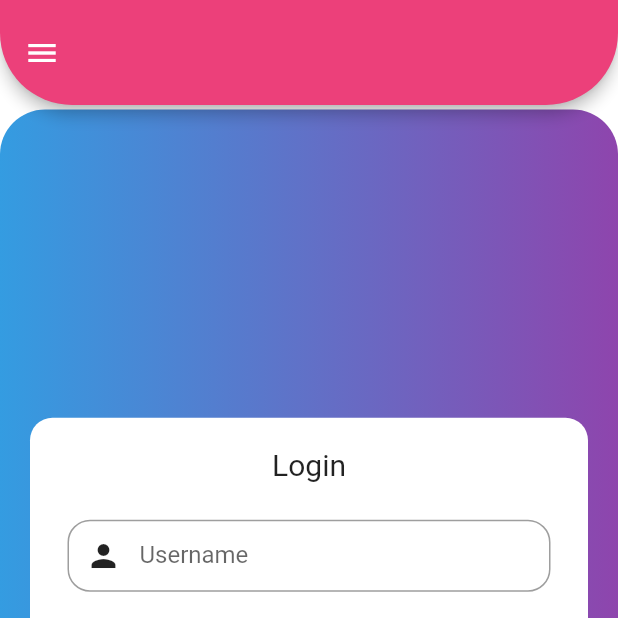
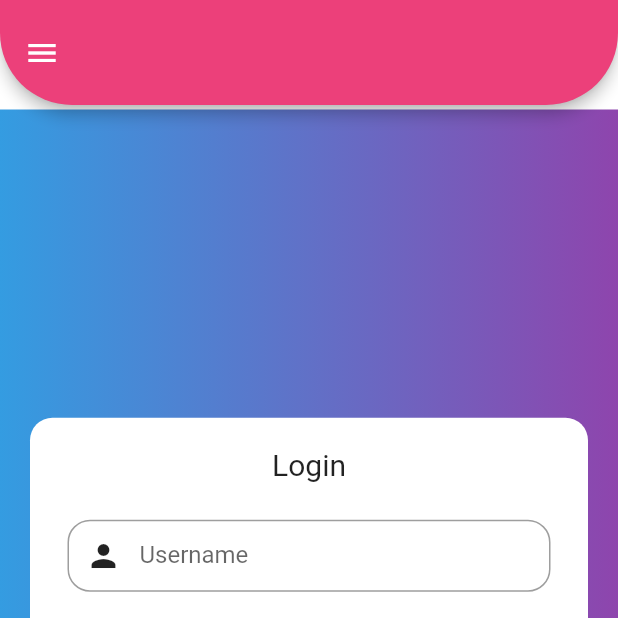
Before and after one commit to edoremo00/authusermobile, a Flutter app: the screen it shows after launch, on a phone screen of 412 x 824 dp, the top half of it. Run offline on Flutter 3.47's test engine with Material 2 defaults, Android fonts, the phone set to English and light mode, and no system bars.

Commit message:
rimosso borderradius da container

```diff
--- a/lib/schermate/Loginstateful.dart
+++ b/lib/schermate/Loginstateful.dart
@@ -61,14 +61,15 @@ class _LoginscreenState extends State<Loginscreen> {
           body: Container(
             margin: EdgeInsets.only(top: 3),
             decoration: BoxDecoration(
-                borderRadius:
-                    BorderRadius.vertical(top: Radius.elliptical(30, 30)),
+                /*borderRadius: BorderRadius.vertical(
+                  top: Radius.elliptical(30, 30),
+                ),*/
                 gradient: LinearGradient(
-                  colors: [
-                    Color.fromARGB(255, 52, 156, 225),
-                    Color.fromARGB(255, 142, 69, 173)
-                  ],
-                )),
+              colors: [
+                Color.fromARGB(255, 52, 156, 225),
+                Color.fromARGB(255, 142, 69, 173)
+              ],
+            )),
             child: Column(
               mainAxisAlignment: MainAxisAlignment.center,
               crossAxisAlignment: CrossAxisAlignment.stretch,
```
